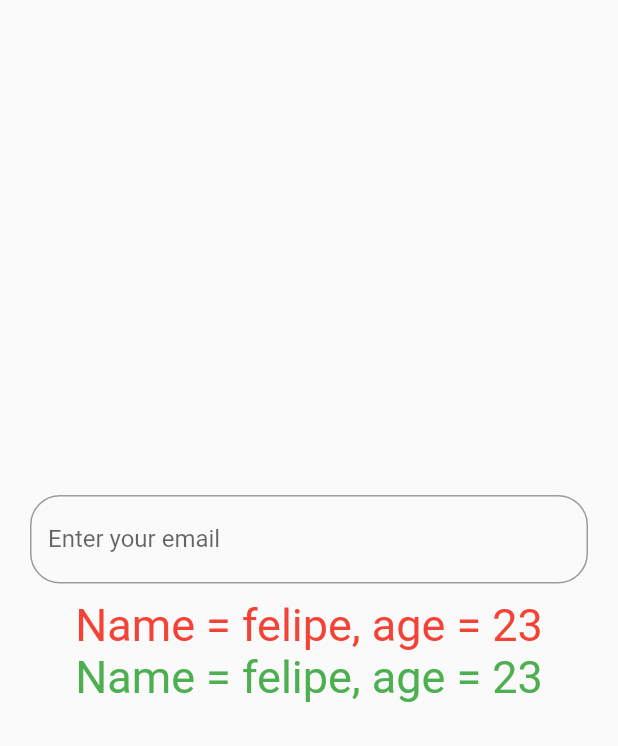
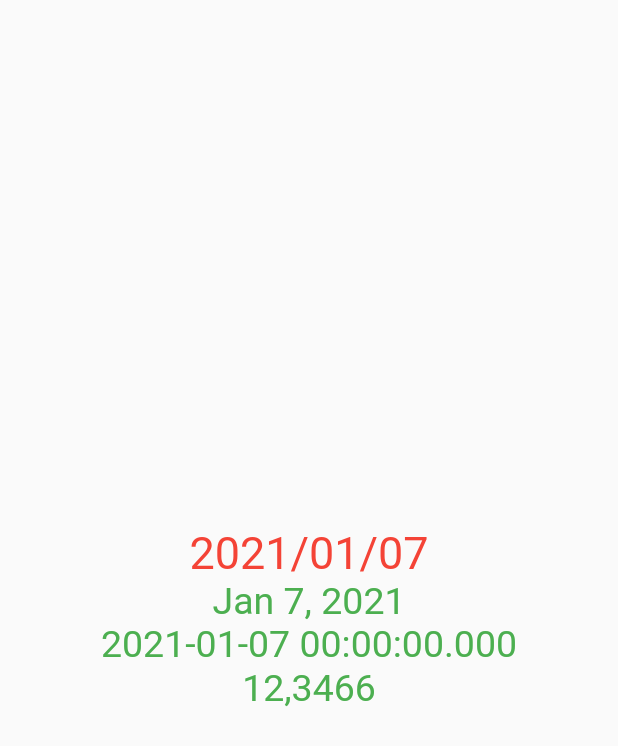
Before and after one commit to F-L0d35/weather-flutter-app, a Flutter app: the screen it shows after launch, on a phone screen of 412 x 824 dp. Shown: the top 746 px of the screen. Run offline on Flutter 3.47's test engine with Material 2 defaults, Android fonts, the phone set to English and light mode, and no system bars.

Commit message:
3d commit

```diff
--- a/lib/Test2_App.dart
+++ b/lib/Test2_App.dart
@@ -0,0 +1,72 @@
+import 'package:flutter/material.dart';
+import 'package:intl/intl.dart';
+
+class Test2_App extends StatefulWidget {
+  String name;
+  int age;
+  Test2_App({this.name, this.age});
+  @override
+  State<StatefulWidget> createState() {
+    return _TestAppState();
+  }
+}
+class _TestAppState extends State<Test2_App> with WidgetsBindingObserver {
+
+  @override
+  void initState() {
+    super.initState();
+    WidgetsBinding.instance.addObserver(this);
+    print('Run initState()');
+  }
+
+  @override
+  void dispose() {
+    super.dispose();
+    WidgetsBinding.instance.removeObserver(this);
+    print('Run dispose()');
+  }
+
+  @override
+  void didChangeAppLifecycleState(AppLifecycleState state) {
+    super.didChangeAppLifecycleState(state);
+    if(state == AppLifecycleState.paused) {
+      print('App is in Background mode');
+    } else if(state == AppLifecycleState.resumed) {
+      print('App is in Foreground mode');
+    }
+  }
+
+  @override
+  Widget build(BuildContext context) {
+    DateTime now = DateTime.now();
+    DateTime someDate = new DateTime(2021, 1, 7);
+    return MaterialApp(
+        title: "This is a StatefulWidget",
+        home: Scaffold(
+          body: Center(
+            child: Column(
+              mainAxisAlignment: MainAxisAlignment.center,
+              children: <Widget>[
+                Text(
+                  DateFormat('yyyy/MM/dd').format(now),
+                  style: TextStyle(fontSize: 30, color: Colors.red),
+                ),
+                Text(
+                  DateFormat.yMMMd().format(now),
+                  style: TextStyle(fontSize: 25, color: Colors.green),
+                ),
+                Text(
+                  someDate.toString(),
+                  style: TextStyle(fontSize: 25, color: Colors.green),
+                ),
+                Text(
+                  NumberFormat('###.0###', 'pt_BR').format(12.3465656),
+                  style: TextStyle(fontSize: 25, color: Colors.green),
+                ),
+              ],
+            ),
+          ),
+        )
+    );
+  }
+}
--- a/lib/main.dart
+++ b/lib/main.dart
@@ -1,6 +1,7 @@
 import 'package:flutter/material.dart';
 import 'package:weatherApp/TestApp.dart';
+import 'package:weatherApp/Test2_App.dart';
 
 void main() {
-  runApp(TestApp(name: 'felipe', age: 23));
+  runApp(Test2_App(name: 'felipe', age: 23));
 }
--- a/pubspec.yaml
+++ b/pubspec.yaml
@@ -23,6 +23,7 @@ environment:
 dependencies:
   flutter:
     sdk: flutter
+  intl: ^0.16.1
 
 
   # The following adds the Cupertino Icons font to your application.
```
Also changed, not shown: pubspec.lock.
